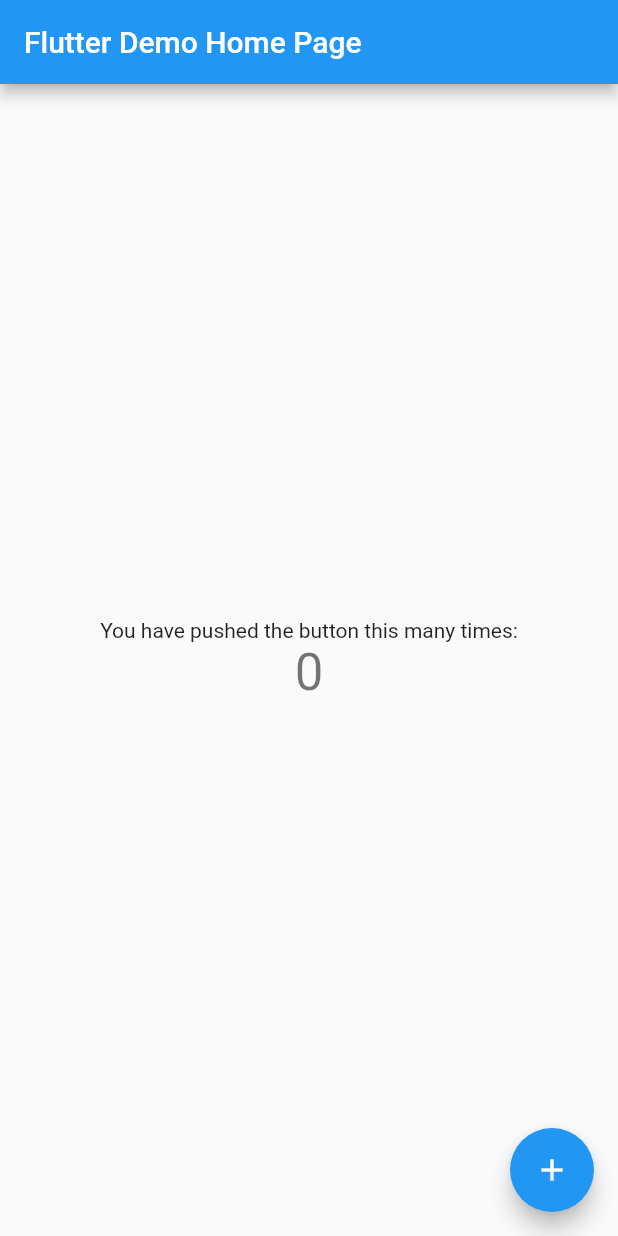
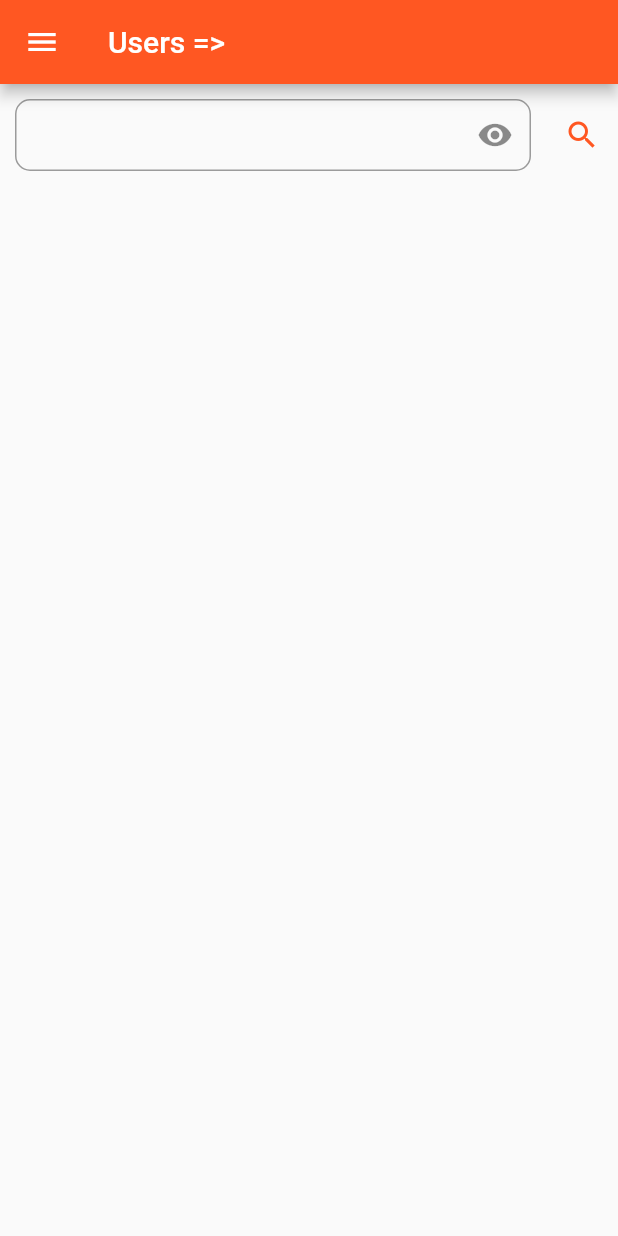
Before and after one commit to Karim-bz/github_mobile_app, a Flutter app: the screen it shows after launch, on a phone screen of 412 x 824 dp. Run offline on Flutter 3.47's test engine with Material 2 defaults, Android fonts, the phone set to English and light mode, and no system bars.

Commit message:
Users page + SearchField

```diff
--- a/lib/main.dart
+++ b/lib/main.dart
@@ -1,115 +1,21 @@
 import 'package:flutter/material.dart';
+import 'package:github_mobile_app/pages/home/home.page.dart';
+import 'package:github_mobile_app/pages/users/users.page.dart';
 
-void main() {
-  runApp(const MyApp());
-}
+void main() => runApp(MyApp());
 
 class MyApp extends StatelessWidget {
-  const MyApp({super.key});
-
-  // This widget is the root of your application.
   @override
   Widget build(BuildContext context) {
     return MaterialApp(
-      title: 'Flutter Demo',
       theme: ThemeData(
-        // This is the theme of your application.
-        //
-        // Try running your application with "flutter run". You'll see the
-        // application has a blue toolbar. Then, without quitting the app, try
-        // changing the primarySwatch below to Colors.green and then invoke
-        // "hot reload" (press "r" in the console where you ran "flutter run",
-        // or simply save your changes to "hot reload" in a Flutter IDE).
-        // Notice that the counter didn't reset back to zero; the application
-        // is not restarted.
-        primarySwatch: Colors.blue,
+        primarySwatch: Colors.deepOrange,
       ),
-      home: const MyHomePage(title: 'Flutter Demo Home Page'),
+      initialRoute: '/users',
+      routes: {
+        '/': (context) => HomePage(),
+        '/users': (context) => UsersPage(),
+      },
     );
   }
 }
-
-class MyHomePage extends StatefulWidget {
-  const MyHomePage({super.key, required this.title});
-
-  // This widget is the home page of your application. It is stateful, meaning
-  // that it has a State object (defined below) that contains fields that affect
-  // how it looks.
-
-  // This class is the configuration for the state. It holds the values (in this
-  // case the title) provided by the parent (in this case the App widget) and
-  // used by the build method of the State. Fields in a Widget subclass are
-  // always marked "final".
-
-  final String title;
-
-  @override
-  State<MyHomePage> createState() => _MyHomePageState();
-}
-
-class _MyHomePageState extends State<MyHomePage> {
-  int _counter = 0;
-
-  void _incrementCounter() {
-    setState(() {
-      // This call to setState tells the Flutter framework that something has
-      // changed in this State, which causes it to rerun the build method below
-      // so that the display can reflect the updated values. If we changed
-      // _counter without calling setState(), then the build method would not be
-      // called again, and so nothing would appear to happen.
-      _counter++;
-    });
-  }
-
-  @override
-  Widget build(BuildContext context) {
-    // This method is rerun every time setState is called, for instance as done
-    // by the _incrementCounter method above.
-    //
-    // The Flutter framework has been optimized to make rerunning build methods
-    // fast, so that you can just rebuild anything that needs updating rather
-    // than having to individually change instances of widgets.
-    return Scaffold(
-      appBar: AppBar(
-        // Here we take the value from the MyHomePage object that was created by
-        // the App.build method, and use it to set our appbar title.
-        title: Text(widget.title),
-      ),
-      body: Center(
-        // Center is a layout widget. It takes a single child and positions it
-        // in the middle of the parent.
-        child: Column(
-          // Column is also a layout widget. It takes a list of children and
-          // arranges them vertically. By default, it sizes itself to fit its
-          // children horizontally, and tries to be as tall as its parent.
-          //
-          // Invoke "debug painting" (press "p" in the console, choose the
-          // "Toggle Debug Paint" action from the Flutter Inspector in Android
-          // Studio, or the "Toggle Debug Paint" command in Visual Studio Code)
-          // to see the wireframe for each widget.
-          //
-          // Column has various properties to control how it sizes itself and
-          // how it positions its children. Here we use mainAxisAlignment to
-          // center the children vertically; the main axis here is the vertical
-          // axis because Columns are vertical (the cross axis would be
-          // horizontal).
-          mainAxisAlignment: MainAxisAlignment.center,
-          children: <Widget>[
-            const Text(
-              'You have pushed the button this many times:',
-            ),
-            Text(
-              '$_counter',
-              style: Theme.of(context).textTheme.headline4,
-            ),
-          ],
-        ),
-      ),
-      floatingActionButton: FloatingActionButton(
-        onPressed: _incrementCounter,
-        tooltip: 'Increment',
-        child: const Icon(Icons.add),
-      ), // This trailing comma makes auto-formatting nicer for build methods.
-    );
-  }
-}
--- /dev/null
+++ b/lib/pages/home/home.page.dart
@@ -0,0 +1,18 @@
+import 'package:flutter/material.dart';
+
+class HomePage extends StatelessWidget {
+  const HomePage({Key? key}) : super(key: key);
+
+  @override
+  Widget build(BuildContext context) {
+    return Scaffold(
+      appBar: AppBar(
+        title: Text('Home'),
+      ),
+      drawer: Drawer(),
+      body: Center(
+        child: Text('home'),
+      ),
+    );
+  }
+}
--- /dev/null
+++ b/lib/pages/users/users.page.dart
@@ -0,0 +1,79 @@
+import 'package:flutter/material.dart';
+
+class UsersPage extends StatefulWidget {
+  @override
+  State<UsersPage> createState() => _UsersPageState();
+}
+
+class _UsersPageState extends State<UsersPage> {
+  TextEditingController queryTextEditingController = TextEditingController();
+
+  String query = '';
+  bool notVisible = false;
+
+  @override
+  Widget build(BuildContext context) {
+    return Scaffold(
+      appBar: AppBar(
+        title: Text('Users => $query'),
+      ),
+      drawer: const Drawer(),
+      body: Center(
+        child: Column(
+          children: [
+            Row(
+              children: [
+                Expanded(
+                  child: Container(
+                    padding: const EdgeInsets.all(10),
+                    child: TextFormField(
+                      obscureText: notVisible,
+                      onChanged: (value) {
+                        setState(() {
+                          query = value;
+                        });
+                      },
+                      controller: queryTextEditingController,
+                      decoration: InputDecoration(
+                        // icon: const Icon(Icons.logout),
+                        suffixIcon: IconButton(
+                          onPressed: () {
+                            setState(() {
+                              notVisible = !notVisible;
+                            });
+                          },
+                          icon: Icon(notVisible == true
+                              ? Icons.visibility_off
+                              : Icons.visibility),
+                        ),
+                        contentPadding: const EdgeInsets.all(10),
+                        border: OutlineInputBorder(
+                          borderRadius: BorderRadius.circular(10),
+                          borderSide: const BorderSide(
+                            color: Colors.deepOrange,
+                            width: 1,
+                          ),
+                        ),
+                      ),
+                    ),
+                  ),
+                ),
+                IconButton(
+                  onPressed: () {
+                    setState(() {
+                      query = queryTextEditingController.text;
+                    });
+                  },
+                  icon: const Icon(
+                    Icons.search,
+                    color: Colors.deepOrange,
+                  ),
+                ),
+              ],
+            ),
+          ],
+        ),
+      ),
+    );
+  }
+}
```
Also changed, not shown: 1 other file.
